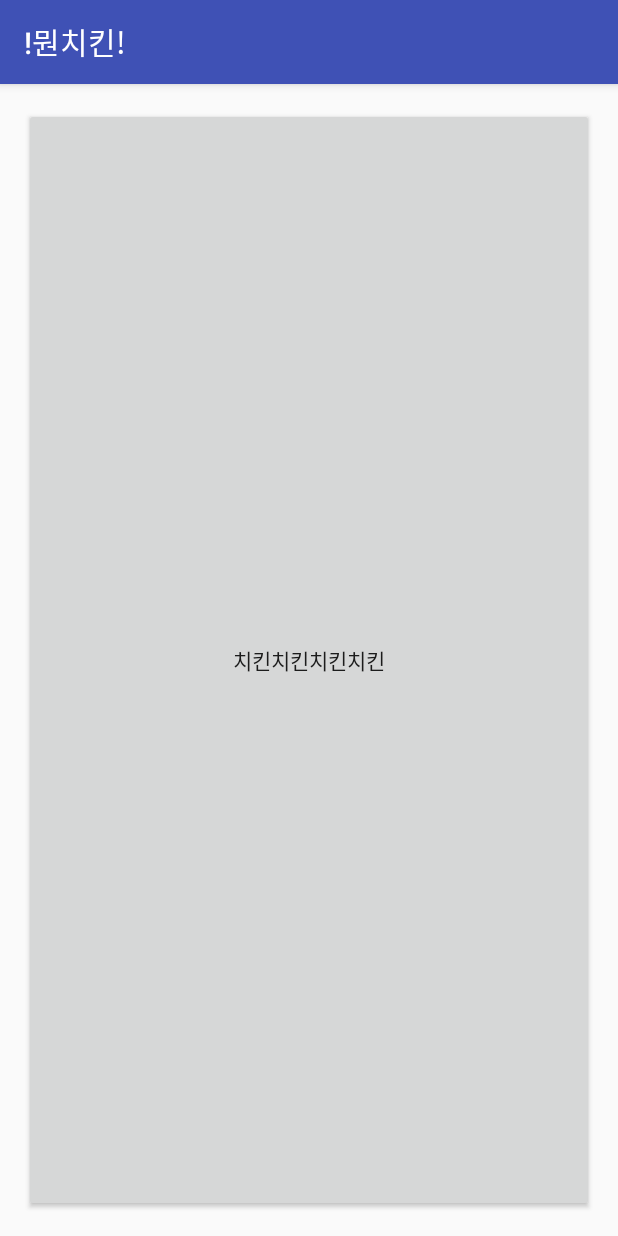
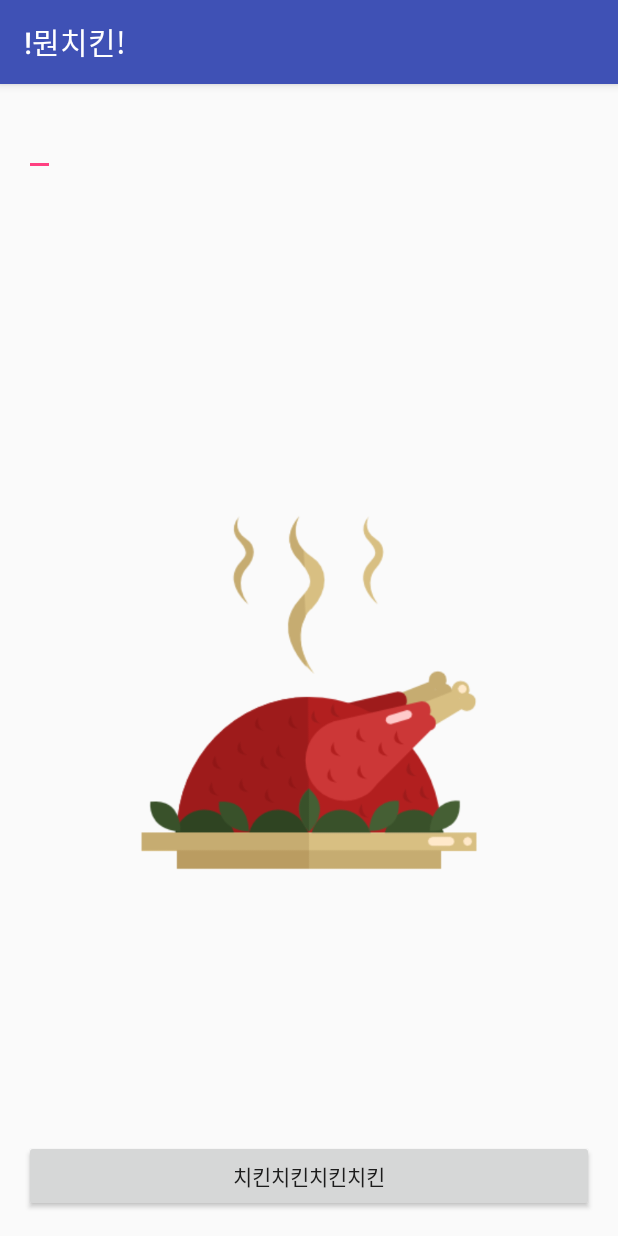
Before and after one commit to yujinyoung/randomgame, an Android app: the screen it shows after launch (MainActivity), on a phone screen of 412 x 824 dp. Run offline under Robolectric (Android 15) with nearby library versions, the phone set to English and light mode, and no system bars.

Commit message:
#5 ramdom image and logic

```diff
--- a/app/build.gradle
+++ b/app/build.gradle
@@ -23,4 +23,5 @@ dependencies {
     compile fileTree(dir: 'libs', include: ['*.jar'])
     testCompile 'junit:junit:4.12'
     compile 'com.android.support:appcompat-v7:23.2.0'
+    compile 'com.google.android.gms:play-services-appindexing:8.1.0'
 }
--- a/app/src/main/AndroidManifest.xml
+++ b/app/src/main/AndroidManifest.xml
@@ -19,6 +19,11 @@
         <activity android:name=".ResultActivity">
 
         </activity>
+        <!-- ATTENTION: This was auto-generated to add Google Play services to your project for
+             App Indexing.  See https://g.co/AppIndexing/AndroidStudio for more information. -->
+        <meta-data
+            android:name="com.google.android.gms.version"
+            android:value="@integer/google_play_services_version" />
     </application>
 
 </manifest>
--- a/app/src/main/java/kr/hs/emirim/dbwlsdud0407/monchicken/MainActivity.java
+++ b/app/src/main/java/kr/hs/emirim/dbwlsdud0407/monchicken/MainActivity.java
@@ -48,6 +48,8 @@ public class MainActivity extends AppCompatActivity implements View.OnClickListe
         try {
             Toast.makeText(this, name + "씨 배고파요", Toast.LENGTH_LONG).show();
             Intent intent = new Intent(this, ResultActivity.class);
+            intent.putExtra("name", name);
+            intent.putExtra("age",10);
             startActivity(intent);
 
         }catch(NullPointerException e){
@@ -57,8 +59,4 @@ public class MainActivity extends AppCompatActivity implements View.OnClickListe
         }
     }
 
-
-
-
-
 }
--- a/app/src/main/res/layout/activity_main.xml
+++ b/app/src/main/res/layout/activity_main.xml
@@ -17,11 +17,22 @@
 
     <Button
         android:layout_width="match_parent"
-        android:layout_height="match_parent"
+        android:layout_height="wrap_content"
         android:text="치킨치킨치킨치킨"
         android:id="@+id/btn_showmethechicken"
         android:layout_alignParentBottom="true"
         android:layout_centerHorizontal="true" />
 
+    <ImageView
+        android:layout_width="match_parent"
+        android:layout_height="match_parent"
+        android:id="@+id/imageView2"
+        android:layout_centerHorizontal="true"
+        android:src="@drawable/c01"
+        android:layout_marginLeft="2dp"
+        android:layout_marginRight="2dp"
+        android:layout_marginBottom="2dp"
+        android:layout_below="@+id/name" />
+
 
 </RelativeLayout>
```
Also changed, not shown: app/src/main/java/kr/hs/emirim/dbwlsdud0407/monchicken/ResultActivity.java (+42 -6 lines), app/src/main/res/layout/activity_result.xml (+15 -1 lines).
